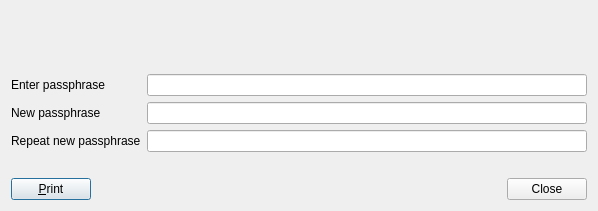
The window that src/qt/forms/genandprintdialog.ui (mitisimus/sibcoin-mod) describes before a commit, drawn with Qt 5.
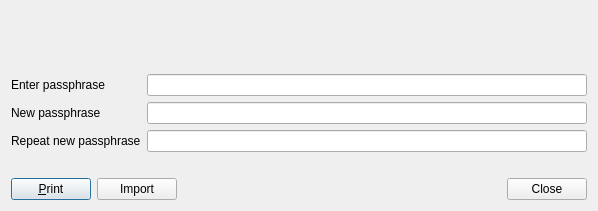
The same window after the commit. Icons and pictures are not drawn.

Commit message:
Make UI use resources from sibcoin.qrc
Conflicts:
	src/qt/forms/addressbookpage.ui
	src/qt/forms/debugwindow.ui
	src/qt/forms/helpmessagedialog.ui
	src/qt/forms/receivecoinsdialog.ui
	src/qt/forms/sendcoinsdialog.ui
	src/qt/forms/sendcoinsentry.ui
	src/qt/forms/signverifymessagedialog.ui

The edit to the form file:
```diff
--- a/src/qt/forms/genandprintdialog.ui
+++ b/src/qt/forms/genandprintdialog.ui
@@ -102,7 +102,7 @@
     </layout>
    </item>
    <item>
-    <layout class="QHBoxLayout" name="horizontalLayout" stretch="0,0">
+    <layout class="QHBoxLayout" name="horizontalLayout" stretch="0,0,0">
      <item>
       <widget class="QPushButton" name="printButton">
        <property name="toolTip">
@@ -120,6 +120,13 @@
        </property>
       </widget>
      </item>
+     <item>
+      <widget class="QPushButton" name="importButton">
+       <property name="text">
+        <string>Import</string>
+       </property>
+      </widget>
+     </item>
      <item>
       <widget class="QDialogButtonBox" name="buttonBox">
        <property name="orientation">
```
Left out of the diff: 4 changed lines with no effect on the pictures. The commit also changes 5 other files.
